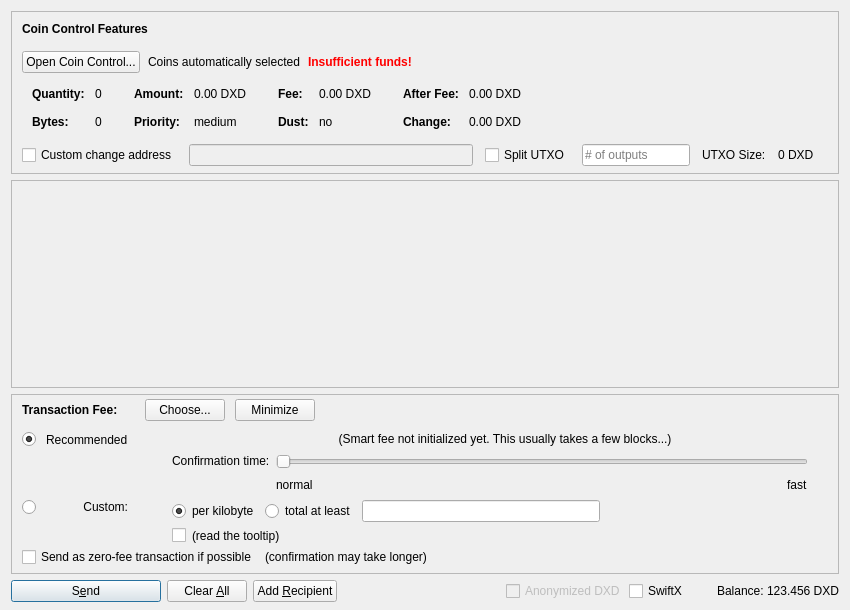
The window that src/qt/forms/sendcoinsdialog.ui (SmandeP/beb) describes before a commit, drawn with Qt 5.
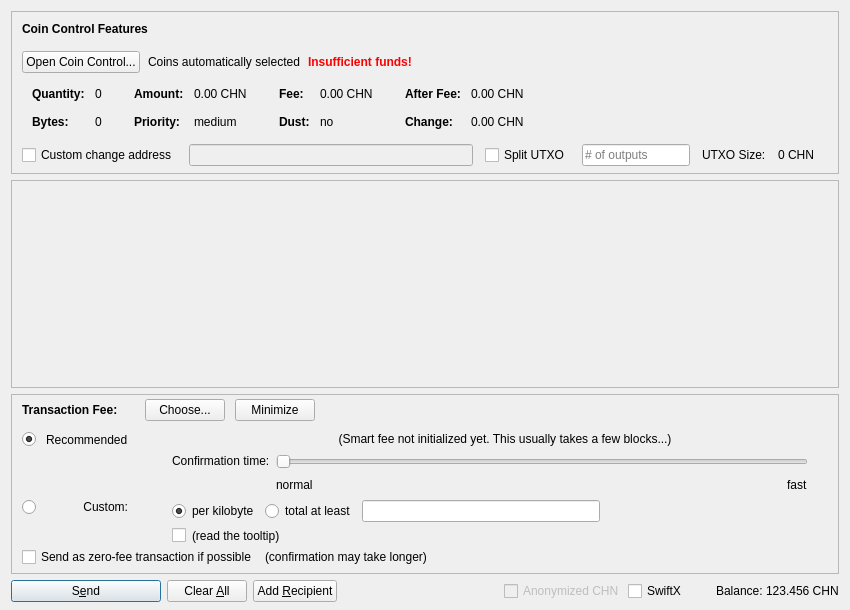
The same window after the commit. Icons and pictures are not drawn. Custom widgets are drawn as their Qt base class.

The edit to the form file:
```diff
--- a/src/qt/forms/sendcoinsdialog.ui
+++ b/src/qt/forms/sendcoinsdialog.ui
@@ -324,7 +324,7 @@
                   <enum>Qt::ActionsContextMenu</enum>
                  </property>
                  <property name="text">
-                  <string notr="true">0.00 DXD</string>
+                  <string notr="true">0.00 CHN</string>
                  </property>
                  <property name="textInteractionFlags">
                   <set>Qt::LinksAccessibleByMouse|Qt::TextSelectableByKeyboard|Qt::TextSelectableByMouse</set>
@@ -404,7 +404,7 @@
                   <enum>Qt::ActionsContextMenu</enum>
                  </property>
                  <property name="text">
-                  <string notr="true">0.00 DXD</string>
+                  <string notr="true">0.00 CHN</string>
                  </property>
                  <property name="textInteractionFlags">
                   <set>Qt::LinksAccessibleByMouse|Qt::TextSelectableByKeyboard|Qt::TextSelectableByMouse</set>
@@ -484,7 +484,7 @@
                   <enum>Qt::ActionsContextMenu</enum>
                  </property>
                  <property name="text">
-                  <string notr="true">0.00 DXD</string>
+                  <string notr="true">0.00 CHN</string>
                  </property>
                  <property name="textInteractionFlags">
                   <set>Qt::LinksAccessibleByMouse|Qt::TextSelectableByKeyboard|Qt::TextSelectableByMouse</set>
@@ -513,7 +513,7 @@
                   <enum>Qt::ActionsContextMenu</enum>
                  </property>
                  <property name="text">
-                  <string notr="true">0.00 DXD</string>
+                  <string notr="true">0.00 CHN</string>
                  </property>
                  <property name="textInteractionFlags">
                   <set>Qt::LinksAccessibleByMouse|Qt::TextSelectableByKeyboard|Qt::TextSelectableByMouse</set>
@@ -594,7 +594,7 @@
           <item>
            <widget class="QLabel" name="labelBlockSize">
             <property name="text">
-             <string>0 DXD</string>
+             <string>0 CHN</string>
             </property>
            </widget>
           </item>
@@ -1390,7 +1390,7 @@
           <bool>false</bool>
          </property>
          <property name="text">
-          <string>Anonymized DXD</string>
+          <string>Anonymized CHN</string>
          </property>
         </widget>
        </item>
@@ -1429,7 +1429,7 @@
           <cursorShape>IBeamCursor</cursorShape>
          </property>
          <property name="text">
-          <string notr="true">123.456 DXD</string>
+          <string notr="true">123.456 CHN</string>
          </property>
          <property name="textInteractionFlags">
           <set>Qt::LinksAccessibleByMouse|Qt::TextSelectableByKeyboard|Qt::TextSelectableByMouse</set>
```
Left out of the diff: 18 changed lines with no effect on the pictures.
